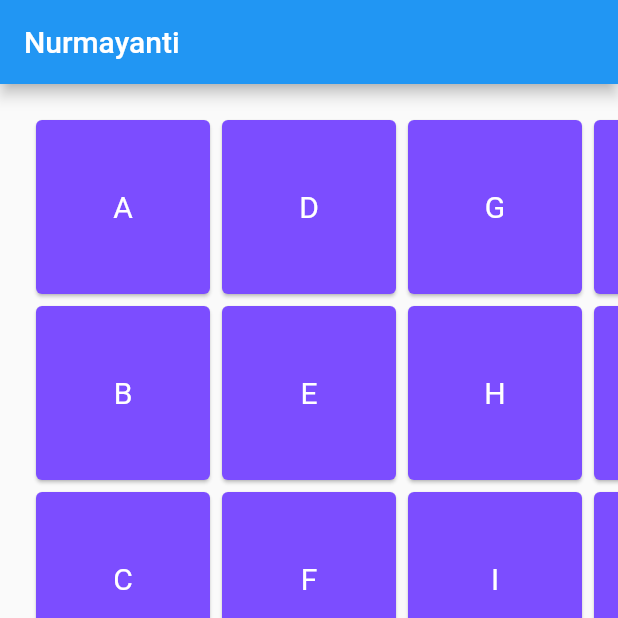
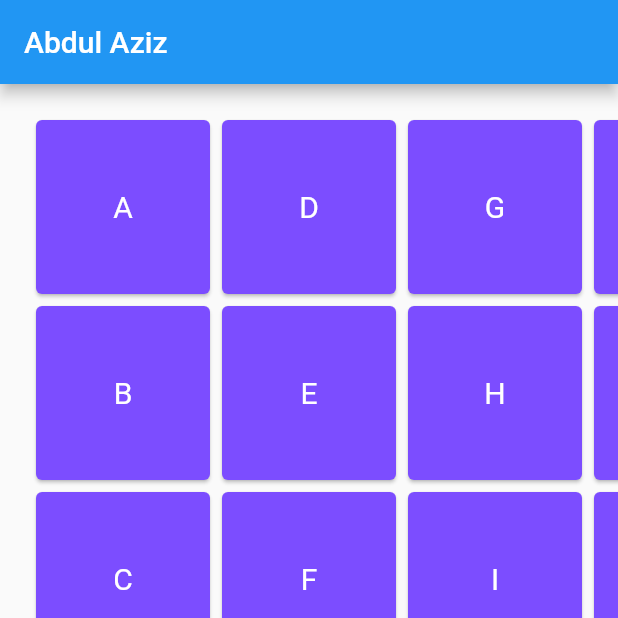
Before and after one commit to abdulaziz18001/unsulbarmobile, a Flutter app: the screen it shows after launch, on a phone screen of 412 x 824 dp, the top half of it. Run offline on Flutter 3.47's test engine with Material 2 defaults, Android fonts, the phone set to English and light mode, and no system bars.

Commit message:
Abdul Aziz

```diff
--- a/midlaner/lib/main.dart
+++ b/midlaner/lib/main.dart
@@ -41,7 +41,7 @@ class MyApp extends StatelessWidget {
       debugShowCheckedModeBanner: false,
       home: Scaffold(
         appBar: AppBar(
-          title: Text("Nurmayanti"),
+          title: Text("Abdul Aziz"),
         ),
         body: GridView(
           gridDelegate:
```
